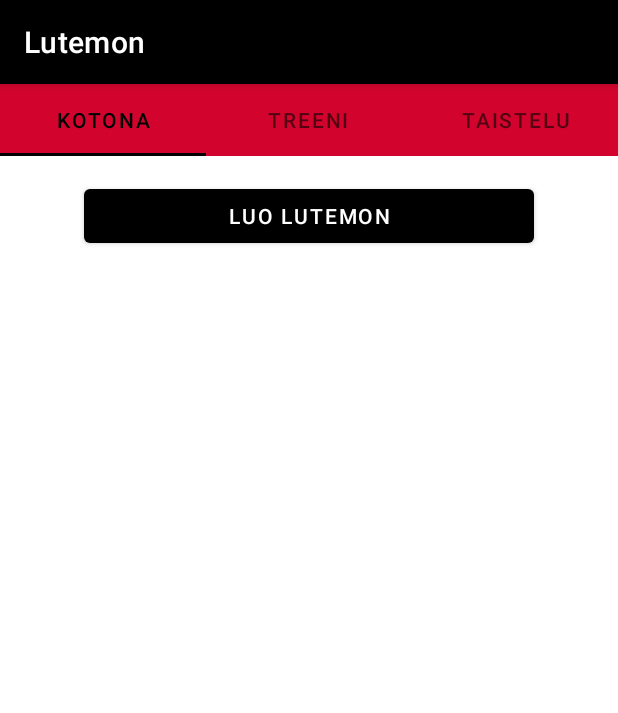
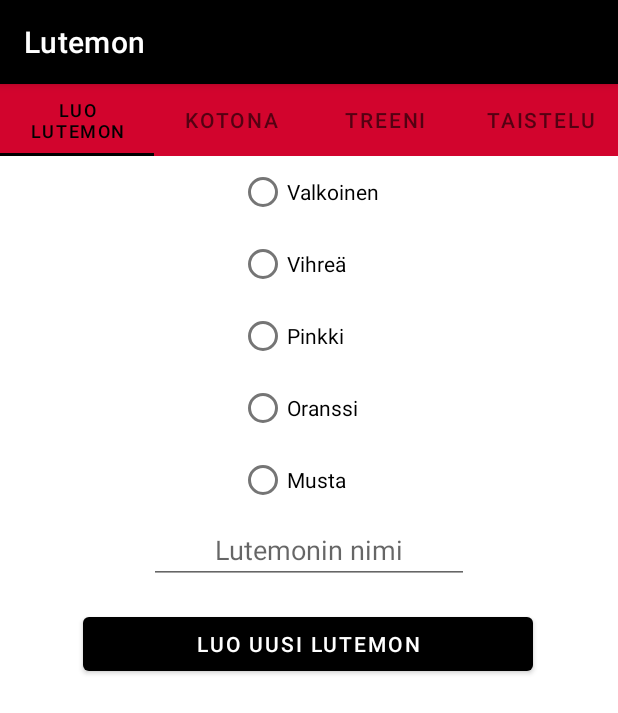
Before and after one commit to LETomppa/JavaHarkkatyo, an Android app: the screen it shows after launch (MainActivity), on a phone screen of 412 x 824 dp. Shown: the top 713 px of the screen. Run offline under Robolectric (Android 15) with nearby library versions, the phone set to English and light mode, and no system bars.

Commit message:
kuvat mukana nyt

```diff
--- a/app/src/main/java/com/example/lutemon/Black.java
+++ b/app/src/main/java/com/example/lutemon/Black.java
@@ -2,6 +2,6 @@ package com.example.lutemon;
 
 public class Black extends Lutemon{
     public Black(String name) {
-        super(name, "Black", 9,0, 0, 16, 16);
+        super(name, "Black", 9,0, 0, 16, 16, R.drawable.black);
     }
 }
--- a/app/src/main/java/com/example/lutemon/Green.java
+++ b/app/src/main/java/com/example/lutemon/Green.java
@@ -2,6 +2,6 @@ package com.example.lutemon;
 
 public class Green extends Lutemon{
     public Green(String name) {
-        super(name, "Green", 6,3, 0, 19, 19);
+        super(name, "Green", 6,3, 0, 19, 19, R.drawable.green);
     }
 }
--- a/app/src/main/java/com/example/lutemon/Lutemon.java
+++ b/app/src/main/java/com/example/lutemon/Lutemon.java
@@ -9,9 +9,10 @@ public class Lutemon {
     protected int health;
     protected int maxHealth;
     protected int id;
+    protected int image;
     private int idCounter;
 
-    public Lutemon(String name, String color, int attack, int defence, int experience, int health, int maxHealth) {
+    public Lutemon(String name, String color, int attack, int defence, int experience, int health, int maxHealth, int image) {
         this.name = name;
         this.color = color;
         this.attack = attack;
@@ -20,6 +21,7 @@ public class Lutemon {
         this.health = health;
         this.maxHealth = maxHealth;
         this.id = idCounter;
+        this.image = image;
         idCounter++;
     }
 }
--- a/app/src/main/java/com/example/lutemon/MainActivity.java
+++ b/app/src/main/java/com/example/lutemon/MainActivity.java
@@ -42,4 +42,6 @@ public class MainActivity extends AppCompatActivity {
             }
         });
     }
+
+
 }
--- a/app/src/main/java/com/example/lutemon/Orange.java
+++ b/app/src/main/java/com/example/lutemon/Orange.java
@@ -2,6 +2,6 @@ package com.example.lutemon;
 
 public class Orange extends Lutemon{
     public Orange(String name) {
-        super(name, "Orange", 8,1, 0, 17, 17);
+        super(name, "Orange", 8,1, 0, 17, 17, R.drawable.orange);
     }
 }
--- a/app/src/main/java/com/example/lutemon/Pink.java
+++ b/app/src/main/java/com/example/lutemon/Pink.java
@@ -2,6 +2,6 @@ package com.example.lutemon;
 
 public class Pink extends Lutemon {
     public Pink(String name) {
-        super(name, "Pink", 7,2, 0, 18, 18);
+        super(name, "Pink", 7,2, 0, 18, 18, R.drawable.pink);
     }
 }
--- a/app/src/main/java/com/example/lutemon/TabPagerAdapter.java
+++ b/app/src/main/java/com/example/lutemon/TabPagerAdapter.java
@@ -5,12 +5,15 @@ import androidx.fragment.app.Fragment;
 import androidx.fragment.app.FragmentActivity;
 import androidx.viewpager2.adapter.FragmentStateAdapter;
 
+import com.example.lutemon.fragments.FragmentCreate;
 import com.example.lutemon.fragments.FragmentFight;
 import com.example.lutemon.fragments.FragmentHome;
 import com.example.lutemon.fragments.FragmentTrain;
 
+import java.util.ArrayList;
+import java.util.List;
+
 public class TabPagerAdapter extends FragmentStateAdapter{
-
 
     public TabPagerAdapter(@NonNull FragmentActivity fragmentActivity) {
         super(fragmentActivity);
@@ -21,10 +24,12 @@ public class TabPagerAdapter extends FragmentStateAdapter{
     public Fragment createFragment(int position) {
         switch (position) {
             case 0:
+                return new FragmentCreate();
+            case 1:
                 return new FragmentHome();
-            case 1:
+            case 2:
                 return new FragmentTrain();
-            case 2:
+            case 3:
                 return new FragmentFight();
             default:
                 return new FragmentHome();
@@ -33,6 +38,6 @@ public class TabPagerAdapter extends FragmentStateAdapter{
 
     @Override
     public int getItemCount() {
-        return 3;
+        return 4;
     }
 }
--- a/app/src/main/java/com/example/lutemon/White.java
+++ b/app/src/main/java/com/example/lutemon/White.java
@@ -2,6 +2,6 @@ package com.example.lutemon;
 
 public class White extends Lutemon {
     public White(String name) {
-        super(name, "White", 5,4, 0, 20, 20);
+        super(name, "White", 5,4, 0, 20, 20, R.drawable.white);
     }
 }
--- /dev/null
+++ b/app/src/main/java/com/example/lutemon/fragments/FragmentCreate.java
@@ -0,0 +1,69 @@
+package com.example.lutemon.fragments;
+
+import android.os.Bundle;
+
+import androidx.fragment.app.Fragment;
+
+import android.view.LayoutInflater;
+import android.view.View;
+import android.view.ViewGroup;
+import android.widget.Button;
+import android.widget.EditText;
+import android.widget.RadioGroup;
+
+import com.example.lutemon.Black;
+import com.example.lutemon.Green;
+import com.example.lutemon.Lutemon;
+import com.example.lutemon.Orange;
+import com.example.lutemon.Pink;
+import com.example.lutemon.R;
+import com.example.lutemon.Storage;
+import com.example.lutemon.White;
+
+public class FragmentCreate extends Fragment {
+
+    private EditText name;
+    private String stringName;
+    private Lutemon l;
+
+    @Override
+    public void onCreate(Bundle savedInstanceState) {
+        super.onCreate(savedInstanceState);
+    }
+
+    @Override
+    public View onCreateView(LayoutInflater inflater, ViewGroup container,
+                             Bundle savedInstanceState) {
+        // Inflate the layout for this fragment
+        View view = inflater.inflate(R.layout.fragment_create, container, false);
+        name = view.findViewById(R.id.txtName);
+        Button addButton = view.findViewById(R.id.btnCreate);
+        addButton.setOnClickListener(new View.OnClickListener() {
+            @Override
+            public void onClick(View v) {
+                stringName = name.getText().toString();
+                RadioGroup rgColorType = view.findViewById(R.id.rgColors);
+                switch (rgColorType.getCheckedRadioButtonId()) {
+                    case R.id.rbWhite:
+                        l = new White(stringName);
+                        break;
+                    case R.id.rbGreen:
+                        l = new Green(stringName);
+                        break;
+                    case R.id.rbPink:
+                        l = new Pink(stringName);
+                        break;
+                    case R.id.rbOrange:
+                        l = new Orange(stringName);
+                        break;
+                    case R.id.rbBlack:
+                        l = new Black(stringName);
+                        break;
+                }
+                Storage.getInstance().addLutemon(l);
+            }
+        });
+
+        return view;
+    }
+}
--- a/app/src/main/java/com/example/lutemon/fragments/FragmentHome.java
+++ b/app/src/main/java/com/example/lutemon/fragments/FragmentHome.java
@@ -3,13 +3,18 @@ package com.example.lutemon.fragments;
 import android.os.Bundle;
 
 import androidx.fragment.app.Fragment;
+import androidx.fragment.app.FragmentManager;
+import androidx.fragment.app.FragmentTransaction;
+import androidx.viewpager2.widget.ViewPager2;
 
 import android.view.LayoutInflater;
 import android.view.View;
 import android.view.ViewGroup;
+import android.widget.Button;
 
+import com.example.lutemon.MainActivity;
 import com.example.lutemon.R;
-
+import com.example.lutemon.TabPagerAdapter;
 public class FragmentHome extends Fragment {
 
     @Override
@@ -21,6 +26,7 @@ public class FragmentHome extends Fragment {
     public View onCreateView(LayoutInflater inflater, ViewGroup container,
                              Bundle savedInstanceState) {
         // Inflate the layout for this fragment
-        return inflater.inflate(R.layout.fragment_home, container, false);
+        View view = inflater.inflate(R.layout.fragment_home, container, false);
+        return view;
     }
 }
--- a/app/src/main/res/layout/activity_main.xml
+++ b/app/src/main/res/layout/activity_main.xml
@@ -13,6 +13,11 @@
         android:layout_height="wrap_content"
         android:background="#D2042D"
         android:id="@+id/tabArea">
+
+        <com.google.android.material.tabs.TabItem
+            android:layout_width="match_parent"
+            android:layout_height="wrap_content"
+            android:text="Luo Lutemon"/>
 
         <com.google.android.material.tabs.TabItem
             android:layout_width="match_parent"
--- /dev/null
+++ b/app/src/main/res/layout/fragment_create.xml
@@ -0,0 +1,73 @@
+<?xml version="1.0" encoding="utf-8"?>
+<androidx.constraintlayout.widget.ConstraintLayout xmlns:android="http://schemas.android.com/apk/res/android"
+    xmlns:app="http://schemas.android.com/apk/res-auto"
+    xmlns:tools="http://schemas.android.com/tools"
+    android:layout_width="match_parent"
+    android:layout_height="match_parent"
+    tools:context=".fragments.FragmentCreate"
+
+
+    >
+
+    <Button
+        android:id="@+id/btnCreate"
+        android:layout_width="300dp"
+        android:layout_height="wrap_content"
+        android:layout_marginTop="16dp"
+        android:text="Luo uusi Lutemon"
+        app:layout_constraintEnd_toEndOf="parent"
+        app:layout_constraintHorizontal_bias="0.495"
+        app:layout_constraintStart_toStartOf="parent"
+        app:layout_constraintTop_toBottomOf="@+id/txtName" />
+
+    <RadioGroup
+        android:id="@+id/rgColors"
+        android:layout_width="wrap_content"
+        android:layout_height="wrap_content"
+        app:layout_constraintEnd_toEndOf="parent"
+        app:layout_constraintStart_toStartOf="parent"
+        app:layout_constraintTop_toTopOf="parent">
+
+        <RadioButton
+            android:id="@+id/rbWhite"
+            android:layout_width="match_parent"
+            android:layout_height="wrap_content"
+            android:text="Valkoinen" />
+
+        <RadioButton
+            android:id="@+id/rbGreen"
+            android:layout_width="match_parent"
+            android:layout_height="wrap_content"
+            android:text="Vihreä" />
+
+        <RadioButton
+            android:id="@+id/rbPink"
+            android:layout_width="match_parent"
+            android:layout_height="wrap_content"
+            android:text="Pinkki" />
+
+        <RadioButton
+            android:id="@+id/rbOrange"
+            android:layout_width="match_parent"
+            android:layout_height="wrap_content"
+            android:text="Oranssi" />
+
+        <RadioButton
+            android:id="@+id/rbBlack"
+            android:layout_width="match_parent"
+            android:layout_height="wrap_content"
+            android:text="Musta" />
+    </RadioGroup>
+
+    <EditText
+        android:id="@+id/txtName"
+        android:layout_width="wrap_content"
+        android:layout_height="wrap_content"
+        android:ems="10"
+        android:hint="Lutemonin nimi"
+        android:inputType="textPersonName"
+        android:textAlignment="center"
+        app:layout_constraintEnd_toEndOf="parent"
+        app:layout_constraintStart_toStartOf="parent"
+        app:layout_constraintTop_toBottomOf="@+id/rgColors" />
+</androidx.constraintlayout.widget.ConstraintLayout>
--- a/app/src/main/res/layout/fragment_home.xml
+++ b/app/src/main/res/layout/fragment_home.xml
@@ -6,21 +6,10 @@
     android:layout_height="match_parent"
     tools:context=".MainActivity">
 
-    <Button
-        android:id="@+id/idAdd"
-        android:layout_width="300dp"
-        android:layout_height="wrap_content"
-        android:layout_marginTop="16dp"
-        android:text="Luo Lutemon"
-        app:layout_constraintEnd_toEndOf="parent"
-        app:layout_constraintStart_toStartOf="parent"
-        app:layout_constraintTop_toTopOf="parent" />
-
     <androidx.recyclerview.widget.RecyclerView
         android:id="@+id/rvListItems"
         android:layout_width="match_parent"
         android:layout_height="match_parent"
-        android:layout_marginTop="76dp"
-        app:layout_constraintTop_toBottomOf="@+id/idAdd" />
+        tools:layout_editor_absoluteY="76dp" />
 
 </androidx.constraintlayout.widget.ConstraintLayout>
--- a/app/src/main/res/values/themes.xml
+++ b/app/src/main/res/values/themes.xml
@@ -6,7 +6,7 @@
         <item name="colorPrimaryVariant">#5a5a5a</item>
         <item name="colorOnPrimary">@color/white</item>
         <!-- Secondary brand color. -->
-        <item name="colorSecondary">@color/teal_200</item>
+        <item name="colorSecondary">#D2042D</item>
         <item name="colorSecondaryVariant">@color/teal_700</item>
         <item name="colorOnSecondary">@color/black</item>
         <!-- Status bar color. -->
```
Also changed, not shown: app/src/main/res/drawable/black.png (added), app/src/main/res/drawable/green.png (added), app/src/main/res/drawable/orange.png (added), app/src/main/res/drawable/pink.png (added), app/src/main/res/drawable/white.png (added).
